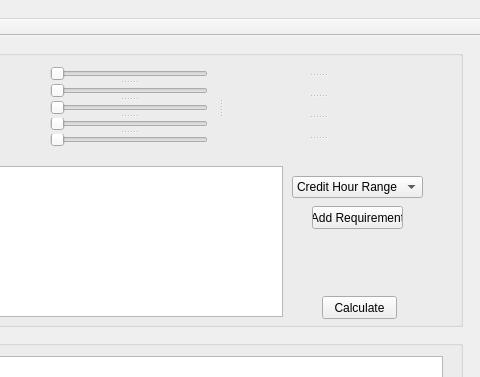
Old version of the form mainwindow.ui in the repository nstromberg/CatHacks4Penn-Stromberg; both pictures show x 358 to 838 and y 0 to 377 of the 838 by 591 pixel window.
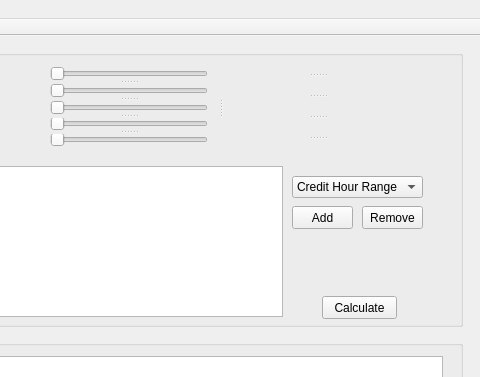
New version of the form.

```diff
--- a/mainwindow.ui
+++ b/mainwindow.ui
@@ -29,14 +29,14 @@
     <widget class="QPushButton" name="addPrefButton">
      <property name="geometry">
       <rect>
-       <x>470</x>
+       <x>450</x>
        <y>170</y>
-       <width>91</width>
+       <width>61</width>
        <height>23</height>
       </rect>
      </property>
      <property name="text">
-      <string>Add Requirement</string>
+      <string>Add</string>
      </property>
     </widget>
     <widget class="QListWidget" name="listWidget">
@@ -434,6 +434,19 @@
       </widget>
      </widget>
     </widget>
+    <widget class="QPushButton" name="remPrefButton">
+     <property name="geometry">
+      <rect>
+       <x>520</x>
+       <y>170</y>
+       <width>61</width>
+       <height>23</height>
+      </rect>
+     </property>
+     <property name="text">
+      <string>Remove</string>
+     </property>
+    </widget>
    </widget>
    <widget class="QGroupBox" name="groupBox">
     <property name="geometry">
```
